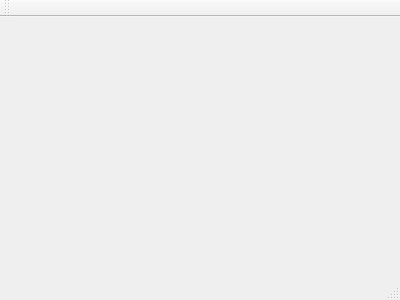
andreyshmelev/drug_marking, file mainwindow.ui: the form before one commit.
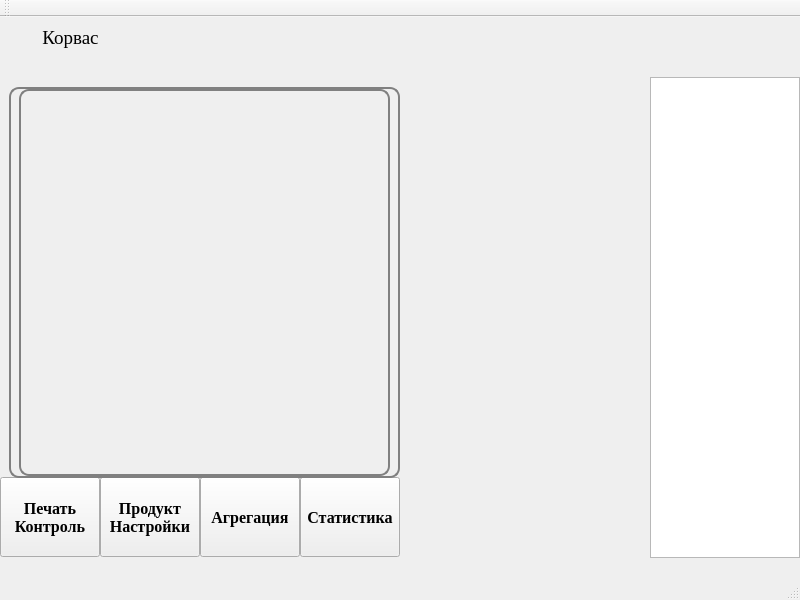
The form after the commit.

Patch:
```diff
--- a/mainwindow.ui
+++ b/mainwindow.ui
@@ -1,24 +1,190 @@
 <ui version="4.0">
  <class>MainWindow</class>
- <widget class="QMainWindow" name="MainWindow" >
-  <property name="geometry" >
+ <widget class="QMainWindow" name="MainWindow">
+  <property name="geometry">
    <rect>
     <x>0</x>
     <y>0</y>
-    <width>400</width>
-    <height>300</height>
+    <width>800</width>
+    <height>600</height>
    </rect>
   </property>
-  <property name="windowTitle" >
+  <property name="minimumSize">
+   <size>
+    <width>800</width>
+    <height>600</height>
+   </size>
+  </property>
+  <property name="maximumSize">
+   <size>
+    <width>800</width>
+    <height>600</height>
+   </size>
+  </property>
+  <property name="windowTitle">
    <string>MainWindow</string>
   </property>
-  <widget class="QMenuBar" name="menuBar" />
-  <widget class="QToolBar" name="mainToolBar" />
-  <widget class="QWidget" name="centralWidget" />
-  <widget class="QStatusBar" name="statusBar" />
+  <widget class="QWidget" name="centralWidget">
+   <widget class="QLabel" name="organizationLabel">
+    <property name="geometry">
+     <rect>
+      <x>0</x>
+      <y>0</y>
+      <width>141</width>
+      <height>41</height>
+     </rect>
+    </property>
+    <property name="font">
+     <font>
+      <family>Times New Roman</family>
+      <pointsize>14</pointsize>
+     </font>
+    </property>
+    <property name="text">
+     <string>Корвас</string>
+    </property>
+    <property name="alignment">
+     <set>Qt::AlignCenter</set>
+    </property>
+   </widget>
+   <widget class="QListWidget" name="journal">
+    <property name="geometry">
+     <rect>
+      <x>650</x>
+      <y>60</y>
+      <width>150</width>
+      <height>481</height>
+     </rect>
+    </property>
+   </widget>
+   <widget class="QPushButton" name="printControlButton">
+    <property name="geometry">
+     <rect>
+      <x>0</x>
+      <y>460</y>
+      <width>100</width>
+      <height>80</height>
+     </rect>
+    </property>
+    <property name="font">
+     <font>
+      <family>Times New Roman</family>
+      <pointsize>12</pointsize>
+      <weight>75</weight>
+      <bold>true</bold>
+     </font>
+    </property>
+    <property name="text">
+     <string>Печать
+Контроль</string>
+    </property>
+   </widget>
+   <widget class="QPushButton" name="programOptions">
+    <property name="geometry">
+     <rect>
+      <x>100</x>
+      <y>460</y>
+      <width>100</width>
+      <height>80</height>
+     </rect>
+    </property>
+    <property name="font">
+     <font>
+      <family>Times New Roman</family>
+      <pointsize>12</pointsize>
+      <weight>75</weight>
+      <bold>true</bold>
+     </font>
+    </property>
+    <property name="styleSheet">
+     <string notr="true"/>
+    </property>
+    <property name="text">
+     <string>Продукт
+Настройки</string>
+    </property>
+   </widget>
+   <widget class="QPushButton" name="statisticksButton">
+    <property name="geometry">
+     <rect>
+      <x>300</x>
+      <y>460</y>
+      <width>100</width>
+      <height>80</height>
+     </rect>
+    </property>
+    <property name="font">
+     <font>
+      <family>Times New Roman</family>
+      <pointsize>12</pointsize>
+      <weight>75</weight>
+      <bold>true</bold>
+     </font>
+    </property>
+    <property name="text">
+     <string>Статистика</string>
+    </property>
+   </widget>
+   <widget class="QPushButton" name="agregationButton">
+    <property name="geometry">
+     <rect>
+      <x>200</x>
+      <y>460</y>
+      <width>100</width>
+      <height>80</height>
+     </rect>
+    </property>
+    <property name="font">
+     <font>
+      <family>Times New Roman</family>
+      <pointsize>12</pointsize>
+      <weight>75</weight>
+      <bold>true</bold>
+     </font>
+    </property>
+    <property name="text">
+     <string>Агрегация</string>
+    </property>
+   </widget>
+   <widget class="QStackedWidget" name="stackedWidget">
+    <property name="geometry">
+     <rect>
+      <x>9</x>
+      <y>70</y>
+      <width>391</width>
+      <height>391</height>
+     </rect>
+    </property>
+    <property name="styleSheet">
+     <string notr="true">border: 2px solid gray;
+border-radius: 10px;
+padding: 0 8px;</string>
+    </property>
+    <widget class="QWidget" name="page"/>
+    <widget class="QWidget" name="page_2"/>
+   </widget>
+  </widget>
+  <widget class="QMenuBar" name="menuBar">
+   <property name="geometry">
+    <rect>
+     <x>0</x>
+     <y>0</y>
+     <width>800</width>
+     <height>20</height>
+    </rect>
+   </property>
+  </widget>
+  <widget class="QToolBar" name="mainToolBar">
+   <attribute name="toolBarArea">
+    <enum>TopToolBarArea</enum>
+   </attribute>
+   <attribute name="toolBarBreak">
+    <bool>false</bool>
+   </attribute>
+  </widget>
+  <widget class="QStatusBar" name="statusBar"/>
  </widget>
- <layoutDefault spacing="6" margin="11" />
- <pixmapfunction></pixmapfunction>
+ <layoutdefault spacing="6" margin="11"/>
  <resources/>
  <connections/>
 </ui>
```
Left out of the diff: 1 changed line with no effect on the pictures.
